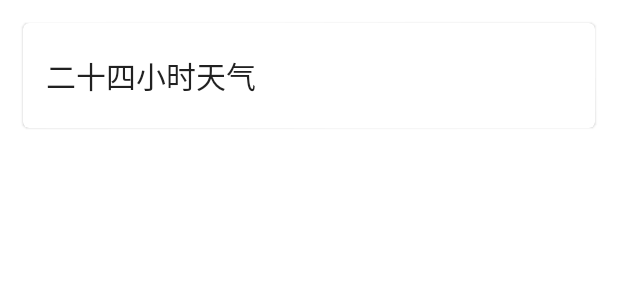
After one commit to KloseYu/MyWeather, an Android app: the layout hourly24.xml on its own in the app's theme, with its tools: preview values and no code run, on a phone screen of 412 x 824 dp. The commit adds this screen. Shown: the top 300 px of the screen. Run offline under Robolectric (Android 15) with nearby library versions, the phone set to English and light mode, and no system bars.

Commit message:
增加24小时天气

```diff
--- a/app/src/main/java/com/myweather/android/logic/model/Weather.kt
+++ b/app/src/main/java/com/myweather/android/logic/model/Weather.kt
@@ -7,5 +7,6 @@ package com.myweather.android.logic.model
  */
 data class Weather(
     val realtime: RealtimeResponse.Result.Realtime,
-    val daily: DailyResponse.Daily
+    val hourly: HourlyResponse.Hourly,
+    val daily: DailyResponse.Daily,
 )
--- a/app/src/main/java/com/myweather/android/logic/network/ApiService.kt
+++ b/app/src/main/java/com/myweather/android/logic/network/ApiService.kt
@@ -2,6 +2,7 @@ package com.myweather.android.logic.network
 
 import com.myweather.android.MyWeatherApplication.Companion.TOKEN
 import com.myweather.android.logic.model.DailyResponse
+import com.myweather.android.logic.model.HourlyResponse
 import com.myweather.android.logic.model.PlaceResponse
 import com.myweather.android.logic.model.RealtimeResponse
 import retrofit2.Call
@@ -24,6 +25,11 @@ interface ApiService {
     @GET("v2.5/${TOKEN}/{lng},{lat}/realtime.json")
     fun getRealWeather(@Path("lng") lng:String,@Path("lat") lat:String):Call<RealtimeResponse>
 
+    //24小时天气api
+    @GET("v2.5/${TOKEN}/{lng},{lat}/hourly.json?hourlysteps=24")
+    fun getHourlyWeather(@Path("lng") lng:String,@Path("lat") lat:String):Call<HourlyResponse>
+
+
     //最近天气api
     @GET("v2.5/${TOKEN}/{lng},{lat}/daily.json")
     fun getDailyWeather(@Path("lng") lng:String,@Path("lat") lat:String):Call<DailyResponse>
--- a/app/src/main/java/com/myweather/android/logic/network/MyWeatherNetWork.kt
+++ b/app/src/main/java/com/myweather/android/logic/network/MyWeatherNetWork.kt
@@ -28,6 +28,11 @@ object MyWeatherNetWork {
      * 搜索实时天气的API
      */
     suspend fun getRealtimeWeather(lng:String,lat:String) = apiService.getRealWeather(lng, lat).await()
+
+    /**
+     * 搜索24小时天气的API
+     */
+    suspend fun getHourlyWeather(lng:String,lat:String) = apiService.getHourlyWeather(lng, lat).await()
 
     /**
      * 搜索最近天气的API
--- a/app/src/main/res/layout/activity_weather.xml
+++ b/app/src/main/res/layout/activity_weather.xml
@@ -28,6 +28,8 @@
 
                 <include layout="@layout/now" />
 
+                <include layout="@layout/hourly24"/>
+
                 <include layout="@layout/forecast"/>
 
                 <include layout="@layout/life_index"/>
--- /dev/null
+++ b/app/src/main/res/layout/hourly24.xml
@@ -0,0 +1,35 @@
+<?xml version="1.0" encoding="utf-8"?>
+<com.google.android.material.card.MaterialCardView xmlns:android="http://schemas.android.com/apk/res/android"
+    xmlns:app="http://schemas.android.com/apk/res-auto"
+    android:layout_width="match_parent"
+    android:layout_height="wrap_content"
+    android:layout_margin="15dp"
+    app:cardCornerRadius="4dp">
+
+    <LinearLayout
+        android:orientation="vertical"
+        android:layout_width="match_parent"
+        android:layout_height="wrap_content">
+
+        <TextView
+            android:layout_width="wrap_content"
+            android:layout_height="wrap_content"
+            android:layout_marginStart="15dp"
+            android:layout_marginEnd="15dp"
+            android:layout_marginTop="20dp"
+            android:layout_marginBottom="20dp"
+            android:text="二十四小时天气"
+            android:textColor="?android:attr/textColorPrimary"
+            android:textSize="20sp" />
+
+        <LinearLayout
+            android:id="@+id/hourly24Layout"
+            android:orientation="vertical"
+            android:layout_width="match_parent"
+            android:layout_height="wrap_content">
+
+        </LinearLayout>
+
+    </LinearLayout>
+
+</com.google.android.material.card.MaterialCardView>
```
Also changed, not shown: app/src/main/java/com/myweather/android/logic/Repository.kt (+7 -2 lines), app/src/main/java/com/myweather/android/logic/model/HourlyResponse.kt (added, +33 -0 lines), app/src/main/java/com/myweather/android/ui/weather/WeatherActivity.kt (+23 -0 lines), app/src/main/res/layout/hourly24_item.xml (added, +36 -0 lines).
